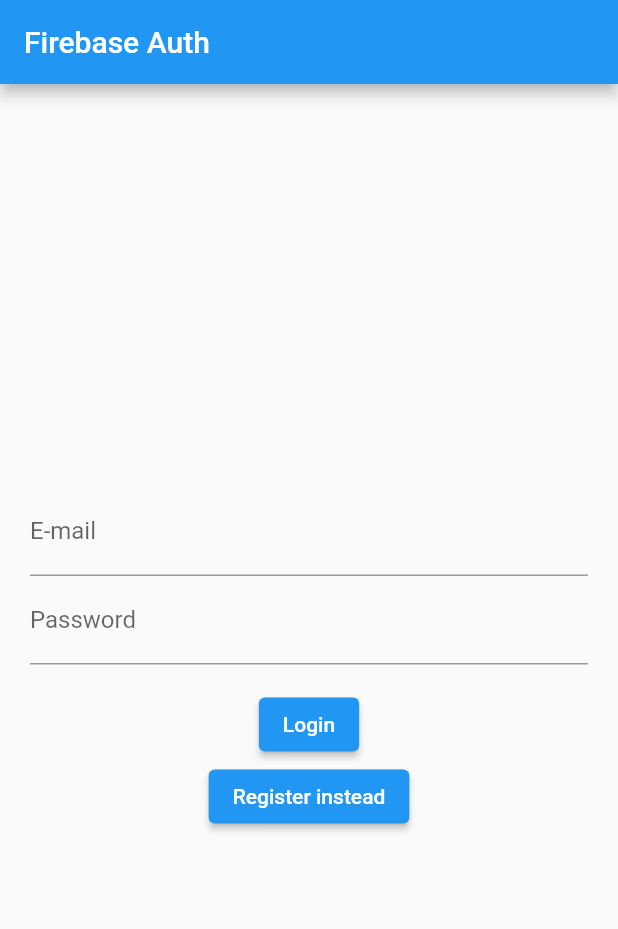
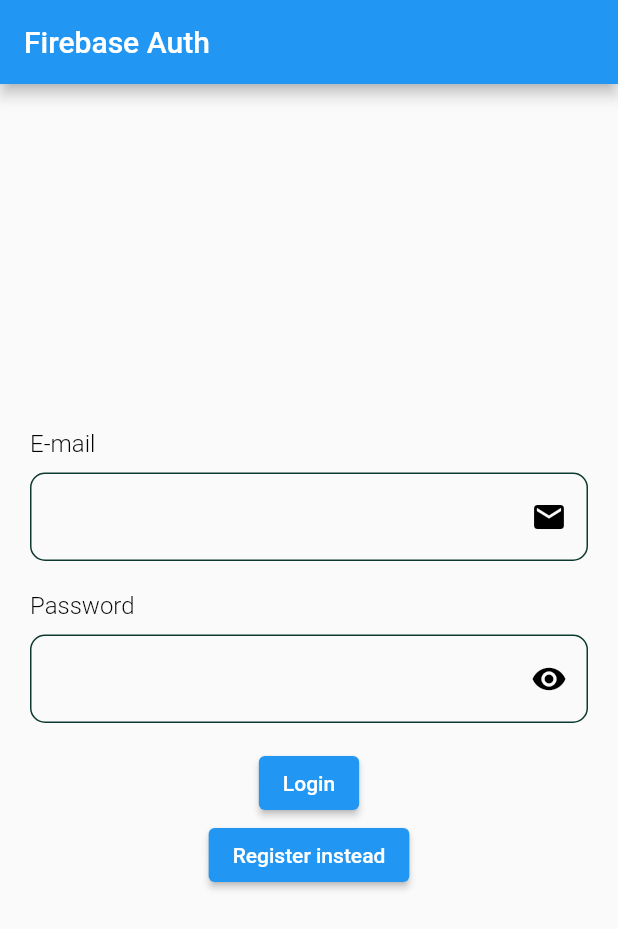
Before and after one commit to anajalvarenga/bus_time, a Flutter app: the screen it shows after launch, on a phone screen of 412 x 824 dp. Shown: the top 929 px of the screen. Run offline on Flutter 3.47's test engine with Material 2 defaults, Android fonts, the phone set to English and light mode, and no system bars; our stand-ins replace cloud_firestore, dio, firebase_auth, firebase_core, geolocator, google_maps_flutter; missing offline and left inert: flutter_google_places_hoc081098, flutter_polyline_points, google_api_headers, google_maps_webservice; accounts and stored records are empty.

Commit message:
add widget de input para login parcial

```diff
--- a/lib/main.dart
+++ b/lib/main.dart
@@ -14,12 +14,14 @@
   @override
   Widget build(BuildContext context) {
     return MaterialApp(
-      title: 'Flutter Demo',
+      title: 'BusTime: Mobile',
       theme: ThemeData(
         primarySwatch: Colors.blue,
         textButtonTheme: const TextButtonThemeData(
-          style: ButtonStyle(foregroundColor: MaterialStatePropertyAll(Colors.yellowAccent))
-        )
+          style: ButtonStyle(
+            foregroundColor: MaterialStatePropertyAll(Colors.yellowAccent),
+          ),
+        ),
       ),
       home: const WidgetTree(),
     );
--- a/lib/pages/login_register_page.dart
+++ b/lib/pages/login_register_page.dart
@@ -2,6 +2,7 @@
 
 import 'package:firebase_auth/firebase_auth.dart';
 import '../api/auth.dart';
+import '../widgets/input_general_widget.dart';
 
 class LoginPage extends StatefulWidget {
   const LoginPage({super.key});
@@ -47,10 +48,7 @@
     return const Text('Firebase Auth');
   }
 
-  Widget _entryField(
-    String title,
-    TextEditingController controller
-  ) {
+  Widget _entryField(String title, TextEditingController controller) {
     return TextField(
       controller: controller,
       decoration: InputDecoration(
@@ -65,21 +63,20 @@
 
   Widget _submitButton() {
     return ElevatedButton(
-      onPressed:
-        isLogin ? signInWithEmailAndPassword : createUserWithEmailAndPassword,
-      child: Text(isLogin ? 'Login' : 'Register')
-    );
+        onPressed: isLogin
+            ? signInWithEmailAndPassword
+            : createUserWithEmailAndPassword,
+        child: Text(isLogin ? 'Login' : 'Register'));
   }
 
   Widget _loginOrRegisterButton() {
     return ElevatedButton(
-      onPressed: () {
-        setState(() {
-          isLogin = !isLogin;
-        });
-      },
-      child: Text(isLogin ? 'Register instead' : 'Login instead')
-    );
+        onPressed: () {
+          setState(() {
+            isLogin = !isLogin;
+          });
+        },
+        child: Text(isLogin ? 'Register instead' : 'Login instead'));
   }
 
   @override
@@ -96,8 +93,19 @@
           crossAxisAlignment: CrossAxisAlignment.center,
           mainAxisAlignment: MainAxisAlignment.center,
           children: [
-            _entryField('E-mail', _controllerEmail),
-            _entryField('Password', _controllerPassword),
+            InputGeneralWidget(
+              title: "E-mail",
+              controller: _controllerEmail,
+              icon: Icons.email,
+              show: false,
+            ),
+            const SizedBox(height: 20.0),
+            InputGeneralWidget(
+              title: "Password",
+              controller: _controllerPassword,
+              icon: Icons.visibility,
+              show: true,
+            ),
             _errorMessage(),
             _submitButton(),
             _loginOrRegisterButton(),
--- /dev/null
+++ b/lib/widgets/input_general_widget.dart
@@ -0,0 +1,73 @@
+import 'package:flutter/material.dart';
+
+class InputGeneralWidget extends StatelessWidget {
+  final TextEditingController controller;
+  final String title;
+  final IconData icon;
+  final bool show;
+  final Function? onPressed;
+  const InputGeneralWidget(
+      {super.key,
+      required this.controller,
+      required this.title,
+      required this.icon,
+      this.onPressed,
+      required this.show});
+
+  @override
+  Widget build(BuildContext context) {
+    return Column(
+      crossAxisAlignment: CrossAxisAlignment.start,
+      mainAxisAlignment: MainAxisAlignment.center,
+      children: [
+        Text(
+          title,
+          style: const TextStyle(
+            color: Colors.black,
+            fontSize: 16,
+            fontWeight: FontWeight.w300,
+          ),
+          textAlign: TextAlign.start,
+        ),
+        const SizedBox(height: 10.0),
+        TextFormField(
+          controller: controller,
+          obscureText: show,
+          decoration: InputDecoration(
+            border: OutlineInputBorder(
+              borderRadius: BorderRadius.circular(10.0),
+              borderSide: const BorderSide(
+                color: Color(0xff0C3A30),
+                width: 1.0,
+              ),
+            ),
+            enabledBorder: OutlineInputBorder(
+              borderRadius: BorderRadius.circular(10.0),
+              borderSide: const BorderSide(
+                color: Color(0xff0C3A30),
+                width: 1.0,
+              ),
+            ),
+            focusedBorder: OutlineInputBorder(
+              borderRadius: BorderRadius.circular(10.0),
+              borderSide: const BorderSide(
+                color: Color(0xff0C3A30),
+                width: 1.0,
+              ),
+            ),
+            suffixIcon: Padding(
+                padding: const EdgeInsetsDirectional.only(end: 2.0),
+                child: IconButton(
+                  onPressed: onPressed as void Function()?,
+                  icon: Icon(
+                    icon,
+                    color: Colors.black,
+                    size: 24,
+                  ),
+                )),
+          ),
+        ),
+      ],
+    );
+  }
+}
```
